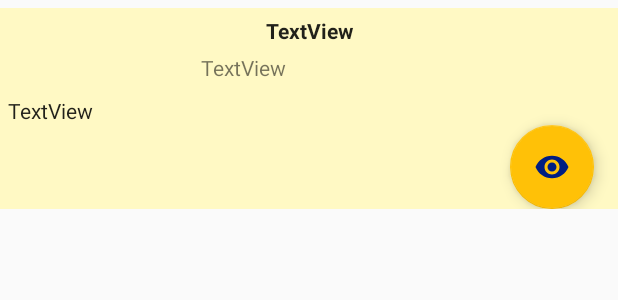
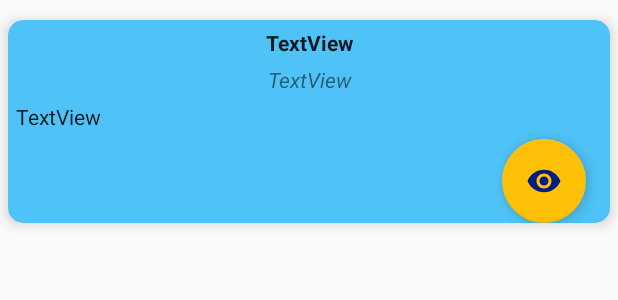
Before and after one commit to norbo112/RssOlvaso, an Android app: the layout rssitem_layout.xml on its own in the app's theme, with its tools: preview values and no code run, on a phone screen of 412 x 824 dp. Shown: the top 300 px of the screen. Run offline under Robolectric (Android 15) with nearby library versions, the phone set to English and light mode, and no system bars.

Commit message:
kisebb kiegészítés javítás

```diff
--- a/app/src/main/java/com/norbo/android/projects/rssolvaso/rcview/RssItemAdapter.java
+++ b/app/src/main/java/com/norbo/android/projects/rssolvaso/rcview/RssItemAdapter.java
@@ -49,7 +49,6 @@ public class RssItemAdapter extends RecyclerView.Adapter<RssItemViewHolder> {
         RssItem rssItem = rssItems.get(position);
         tvTitle.setText(rssItem.getTitle());
         tvPubDate.setText(rssItem.getPubDate());
-        //tvDesc.setText(rssItem.getDescription());
         tvDesc.setText(Html.fromHtml(rssItem.getDescription()));
 
         final String link = rssItem.getLink();
--- a/app/src/main/res/layout/rssitem_layout.xml
+++ b/app/src/main/res/layout/rssitem_layout.xml
@@ -5,56 +5,68 @@
     android:layout_width="match_parent"
     android:layout_height="wrap_content"
     android:layout_marginTop="5dp"
-    android:layout_marginBottom="5dp"
-    android:background="#FFF9C4">
+    android:layout_marginBottom="5dp">
+
+    <androidx.cardview.widget.CardView
+        android:layout_width="match_parent"
+        android:layout_height="wrap_content"
+        app:cardBackgroundColor="#4FC3F7"
+        app:cardCornerRadius="10dp"
+        app:cardElevation="5dp"
+        app:cardPreventCornerOverlap="false"
+        app:cardUseCompatPadding="true"
+        app:layout_constraintEnd_toEndOf="parent"
+        app:layout_constraintStart_toStartOf="parent"
+        app:layout_constraintTop_toTopOf="parent">
+
+        <LinearLayout
+            android:layout_width="match_parent"
+            android:layout_height="match_parent"
+            android:orientation="vertical">
 
             <TextView
                 android:id="@+id/tvTitle"
-        android:layout_width="0dp"
+                android:layout_width="match_parent"
                 android:layout_height="wrap_content"
                 android:gravity="center"
                 android:padding="5dp"
                 android:text="TextView"
                 android:textAppearance="@style/TextAppearance.AppCompat.Body1"
-        android:textStyle="bold"
-        app:layout_constraintEnd_toEndOf="parent"
-        app:layout_constraintStart_toStartOf="parent"
-        app:layout_constraintTop_toTopOf="parent" />
+                android:textStyle="bold" />
 
             <TextView
                 android:id="@+id/tvPubDate"
-        android:layout_width="144dp"
-        android:layout_height="23dp"
+                android:layout_width="match_parent"
+                android:layout_height="wrap_content"
+                android:gravity="center"
                 android:text="TextView"
                 android:textAppearance="@style/TextAppearance.AppCompat.Small"
-        app:layout_constraintEnd_toEndOf="parent"
-        app:layout_constraintStart_toStartOf="parent"
-        app:layout_constraintTop_toBottomOf="@+id/tvTitle" />
+                android:textStyle="italic" />
 
             <TextView
                 android:id="@+id/tvDesc"
-        android:layout_width="0dp"
+                android:layout_width="match_parent"
                 android:layout_height="wrap_content"
                 android:layout_margin="5dp"
                 android:ellipsize="none"
                 android:scrollHorizontally="false"
                 android:singleLine="false"
                 android:text="TextView"
-        android:textAppearance="@style/TextAppearance.AppCompat.Body1"
-        app:layout_constraintEnd_toEndOf="parent"
-        app:layout_constraintStart_toStartOf="parent"
-        app:layout_constraintTop_toBottomOf="@+id/tvPubDate" />
+                android:textAppearance="@style/TextAppearance.AppCompat.Body1" />
 
             <com.google.android.material.floatingactionbutton.FloatingActionButton
                 android:id="@+id/btngo"
                 android:layout_width="wrap_content"
                 android:layout_height="wrap_content"
+                android:layout_gravity="right"
                 android:layout_marginEnd="16dp"
                 android:layout_marginRight="16dp"
                 android:clickable="true"
+                android:focusable="true"
                 app:backgroundTint="#FFC107"
-        app:layout_constraintEnd_toEndOf="parent"
-        app:layout_constraintTop_toBottomOf="@+id/tvDesc"
+                app:rippleColor="#5AC5A0"
                 app:srcCompat="@drawable/ic_visibility_black_24dp" />
+        </LinearLayout>
+    </androidx.cardview.widget.CardView>
 
 </androidx.constraintlayout.widget.ConstraintLayout>
```
Lines whose indentation alone changed are shown as unchanged.
